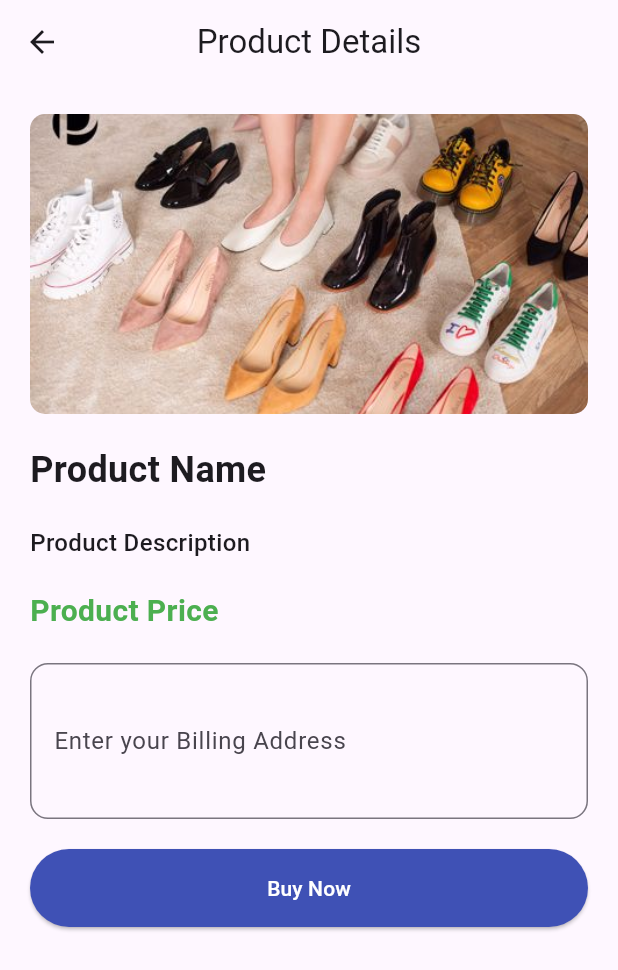
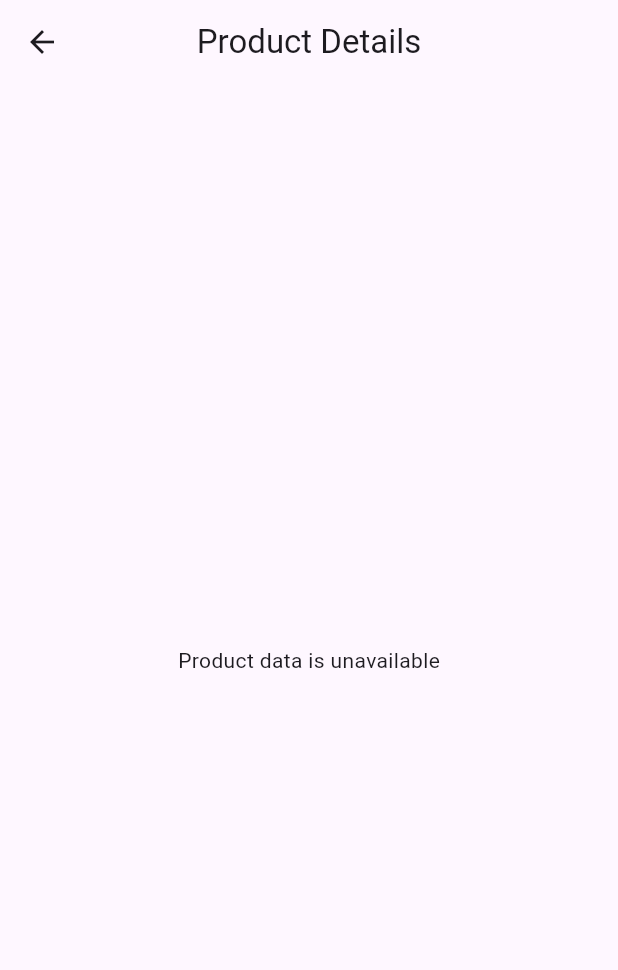
Before and after one commit to PrudkoVitaly/footwear_client, a Flutter app: the ProductDescriptionPage screen opened directly, on a phone screen of 412 x 824 dp. Shown: the top 970 px of the screen. Run offline on Flutter 3.47's test engine with Material 3 defaults, Android fonts, the phone set to English and light mode, and no system bars; our stand-ins replace cloud_firestore, dropdown_button2, firebase_auth, firebase_core, get, get_storage; missing offline and left inert: otp_text_field_v2; accounts and stored records are empty.

Commit message:
Fix product sorting and detail navigation data flow.
Ensure home list renders the sorted dataset, handle null prices safely during sorting, and pass full Product objects to the detail screen with argument validation.

Co-authored-by: Cursor <cursoragent@cursor.com>

```diff
--- a/lib/pages/product_description_page.dart
+++ b/lib/pages/product_description_page.dart
@@ -1,10 +1,23 @@
 import 'package:flutter/material.dart';
+import 'package:footwear_client/models/product/product.dart';
+import 'package:get/get.dart';
 
 class ProductDescriptionPage extends StatelessWidget {
   const ProductDescriptionPage({super.key});
 
   @override
   Widget build(BuildContext context) {
+    final args = Get.arguments;
+    final Product? product =
+        args is Map<String, dynamic> ? args['data'] as Product? : null;
+
+    if (product == null) {
+      return Scaffold(
+        appBar: AppBar(title: Text('Product Details'), centerTitle: true),
+        body: Center(child: Text('Product data is unavailable')),
+      );
+    }
+
     return Scaffold(
       appBar: AppBar(title: Text('Product Details'), centerTitle: true),
       body: SingleChildScrollView(
@@ -14,8 +27,8 @@ class ProductDescriptionPage extends StatelessWidget {
           children: [
             ClipRRect(
               borderRadius: BorderRadius.circular(10),
-              child: Image.asset(
-                'assets/images/img_other.jpg',
+              child: Image.network(
+                product.image ?? 'Url',
                 fit: BoxFit.cover,
                 height: 200,
                 width: double.infinity,
@@ -23,17 +36,17 @@ class ProductDescriptionPage extends StatelessWidget {
             ),
             SizedBox(height: 20),
             Text(
-              'Product Name',
+              product.name ?? 'No name',
               style: TextStyle(fontSize: 24, fontWeight: FontWeight.bold),
             ),
             SizedBox(height: 20),
             Text(
-              'Product Description',
+              product.description ?? 'No description',
               style: TextStyle(fontSize: 16, fontWeight: FontWeight.w500),
             ),
             SizedBox(height: 20),
             Text(
-              'Product Price',
+              product.price?.toString() ?? '0',
               style: TextStyle(
                 fontSize: 20,
                 fontWeight: FontWeight.bold,
```
Also changed, not shown: lib/controller/home_controller.dart (+24 -6 lines), lib/pages/home_page.dart (+24 -12 lines).
